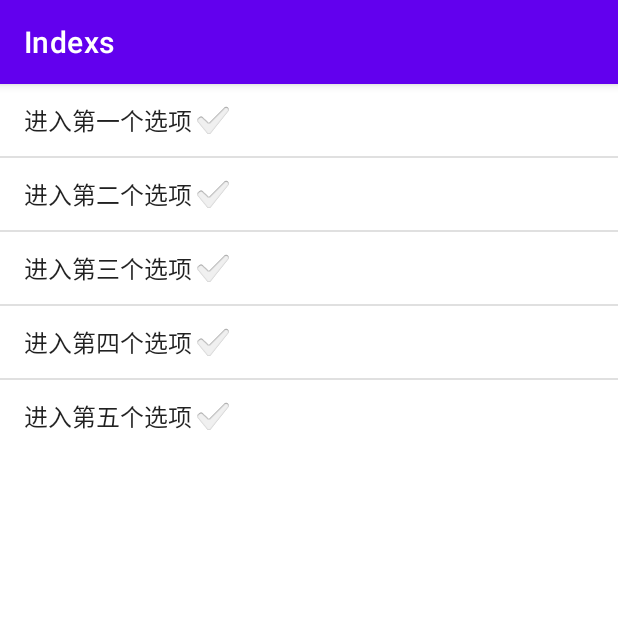
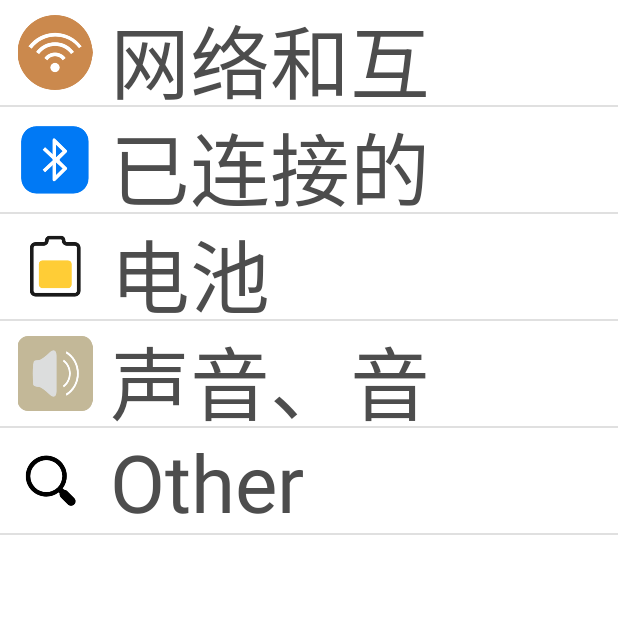
Before and after one commit to waitfuffu/Homework, an Android app: the InfoActivity screen opened directly, with no data from a screen before it, after a tap on "进入第四个选项", on a phone screen of 412 x 824 dp, the top half of it. Run offline under Robolectric (Android 15) with nearby library versions, the phone set to English and light mode, and no system bars.

Commit message:
add homework 5

```diff
--- a/app/src/main/AndroidManifest.xml
+++ b/app/src/main/AndroidManifest.xml
@@ -12,6 +12,9 @@
         android:roundIcon="@mipmap/ic_launcher_round"
         android:supportsRtl="true"
         android:theme="@style/Theme.App04">
+        <activity
+            android:name=".choose4.SettingActivity"
+            android:exported="false" />
         <activity
             android:name=".choose3.ChooseThree"
             android:exported="false" />
@@ -38,4 +41,5 @@
             </intent-filter>
         </activity>
     </application>
+
 </manifest>
--- /dev/null
+++ b/app/src/main/java/com/example/app04/choose4/SettingActivity.java
@@ -0,0 +1,40 @@
+package com.example.app04.choose4;
+
+import androidx.appcompat.app.AppCompatActivity;
+
+import android.app.ListActivity;
+import android.os.Bundle;
+import android.view.View;
+import android.widget.ListView;
+import android.widget.SimpleAdapter;
+
+import com.example.app04.R;
+
+import java.util.ArrayList;
+import java.util.HashMap;
+import java.util.List;
+import java.util.Map;
+
+public class SettingActivity extends ListActivity{
+
+    @Override
+    protected void onCreate(Bundle savedInstanceState) {
+        super.onCreate(savedInstanceState);
+        //R.array.c4imgids 通过XMLwen文件得到 ID 不正确,0开始
+        //int[] imgIds = getResources().getIntArray(R.array.c4imgids);
+        int[] imgIds = new int[]{R.drawable.wifi,R.drawable.blue,
+                R.drawable.battery,R.drawable.volume,R.drawable.search};
+        System.out.println(imgIds[0]+"++++++++++++++++");
+        String[] itemTitles = getResources().getStringArray(R.array.c4title);
+        List<Map<String,Object>> list = new ArrayList<>();
+        for (int i = 0; i < imgIds.length; i++) {
+            Map<String, Object> map = new HashMap<>();
+            map.put("image", imgIds[i]);
+            map.put("title", itemTitles[i]);
+            list.add(map);
+        }
+        SimpleAdapter simAda = new SimpleAdapter(this, list, R.layout.listviewinfo,
+                new String[]{"image","title"}, new int[]{R.id.c4images,R.id.c4textview});
+       setListAdapter(simAda);
+    }
+}
--- a/app/src/main/java/com/example/app04/initmain/InfoActivity.java
+++ b/app/src/main/java/com/example/app04/initmain/InfoActivity.java
@@ -16,8 +16,8 @@ import com.example.app04.bean.UserData;
 import com.example.app04.choose1.ImgsActivity;
 import com.example.app04.choose2.IndexTwoActivity;
 import com.example.app04.choose3.ChooseThree;
+import com.example.app04.choose4.SettingActivity;
 import com.example.app04.databinding.ActivityInfoBinding;
-
 public class InfoActivity extends AppCompatActivity {
     private ActivityInfoBinding viewBinding;
 
@@ -63,7 +63,8 @@ public class InfoActivity extends AppCompatActivity {
 
     //点击了第四个选项 ,跳转对应Activity
     private void doFourTODO() {
-        Intent intent = new Intent();
+        Intent intent = new Intent(InfoActivity.this, SettingActivity.class);
+        startActivity(intent);
     }
 
 
--- /dev/null
+++ b/app/src/main/res/layout/activity_setting.xml
@@ -0,0 +1,13 @@
+<?xml version="1.0" encoding="utf-8"?>
+<LinearLayout xmlns:android="http://schemas.android.com/apk/res/android"
+    android:orientation="vertical"
+    android:layout_width="match_parent"
+    android:layout_height="match_parent">
+
+    <ListView
+        android:id="@+id/c4listview"
+        android:layout_width="match_parent"
+        android:layout_height="match_parent"
+        android:entries="@layout/listviewinfo">
+    </ListView>
+</LinearLayout>
--- /dev/null
+++ b/app/src/main/res/layout/listviewinfo.xml
@@ -0,0 +1,21 @@
+<?xml version="1.0" encoding="utf-8"?>
+<LinearLayout xmlns:android="http://schemas.android.com/apk/res/android"
+    android:orientation="horizontal"
+    android:layout_width="match_parent"
+    android:layout_height="70dp"
+    >
+
+    <ImageView
+        android:id="@+id/c4images"
+        android:layout_width="73dp"
+        android:layout_height="50dp"
+        android:layout_gravity="center" />
+
+    <TextView
+        android:id="@+id/c4textview"
+        style="@style/title"
+        android:layout_width="234dp"
+        android:layout_height="wrap_content"
+        android:layout_gravity="center" />
+
+</LinearLayout>
--- a/app/src/main/res/values/strings.xml
+++ b/app/src/main/res/values/strings.xml
@@ -3,4 +3,19 @@
 
     <string name="uname">请输入账号</string>
     <string name="upwd">请输入密码</string>
+
+    <string-array name="c4title">
+        <item>网络和互联网</item>
+        <item>已连接的设备蓝牙</item>
+        <item>电池</item>
+        <item>声音、音量</item>
+        <item>Other</item>
+    </string-array>
+  <integer-array name="c4imgids">
+      <item>@drawable/wifi</item>
+      <item>@drawable/blue</item>
+      <item>@drawable/battery</item>
+      <item>@drawable/volume</item>
+      <item>@drawable/search</item>
+  </integer-array>
 </resources>
--- /dev/null
+++ b/app/src/main/res/values/styles.xml
@@ -0,0 +1,10 @@
+<?xml version="1.0" encoding="utf-8"?>
+<resources>
+    <style name="title">
+        <item name="android:textSize">80px</item>
+        <item name="android:textColor">#4d4d4d</item>
+    </style>
+
+
+
+</resources>
```
Also changed, not shown: app/src/main/res/drawable/battery.png (added), app/src/main/res/drawable/blue.png (added), app/src/main/res/drawable/search.png (added), app/src/main/res/drawable/volume.png (added), app/src/main/res/drawable/wifi.png (added).
